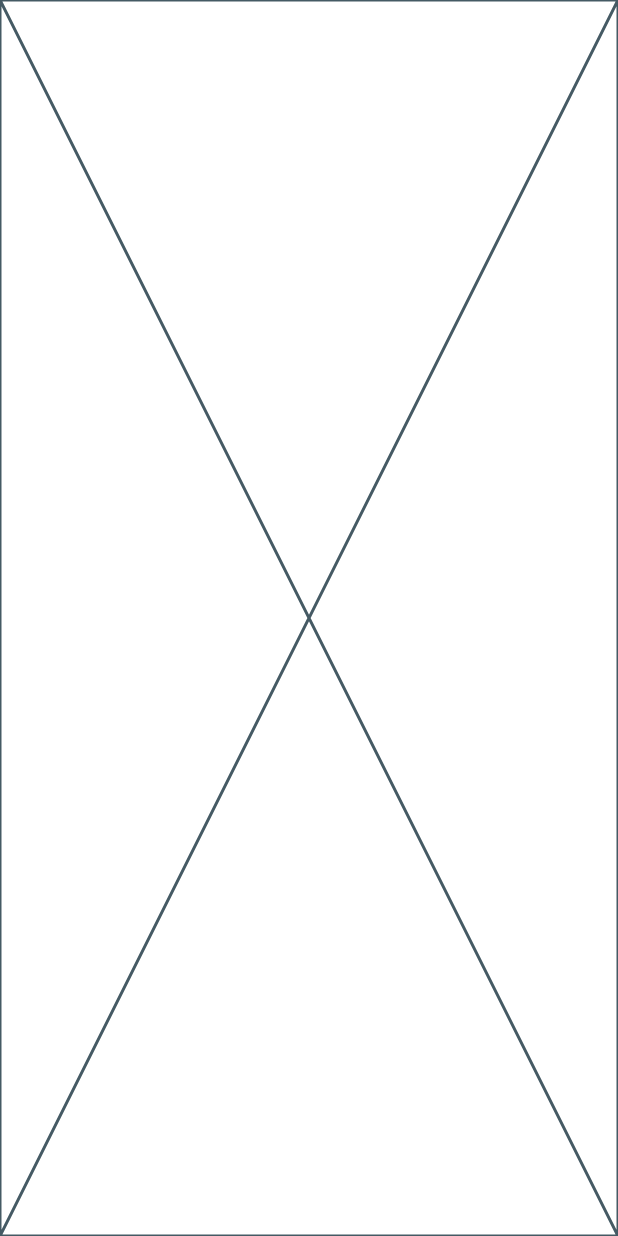
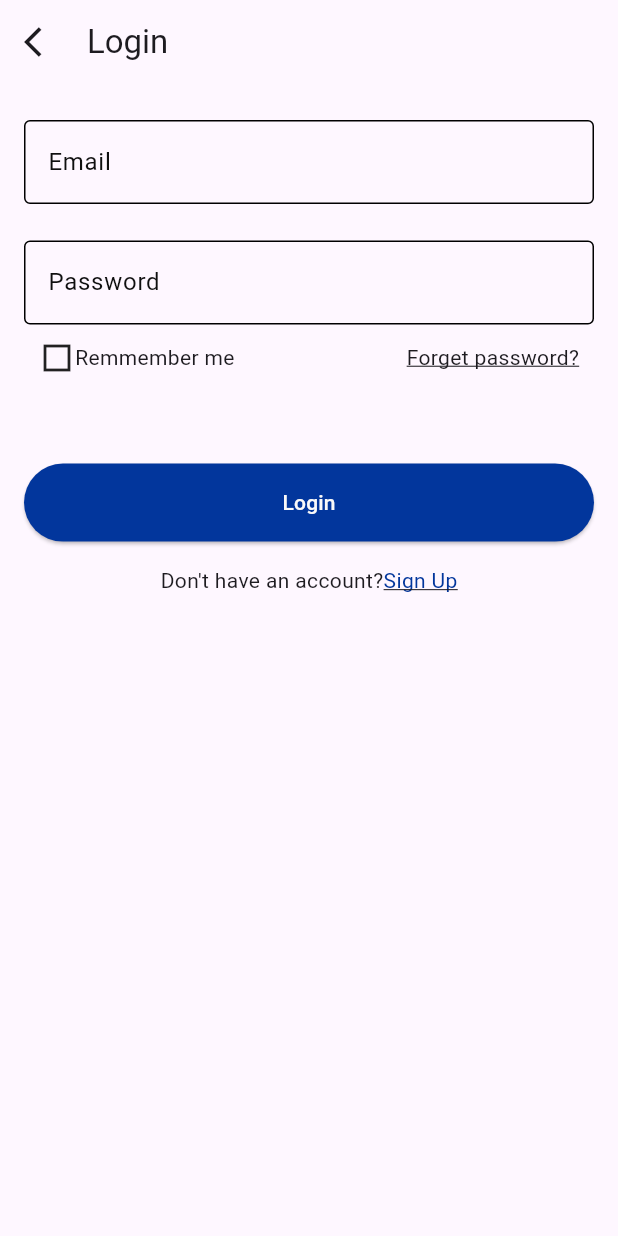
Before and after one commit to Ammar720/exam, a Flutter app: the screen it shows after launch, on a phone screen of 412 x 824 dp. Run offline on Flutter 3.47's test engine with Material 3 defaults, Android fonts, the phone set to English and light mode, and no system bars; our stand-ins replace flutter_screenutil.

Commit message:
implement login screen ui

```diff
--- a/lib/features/auth/presentation/screens/login.dart
+++ b/lib/features/auth/presentation/screens/login.dart
@@ -1,11 +1,107 @@
+import 'package:exam/core/resources/app_theme.dart';
 import 'package:flutter/material.dart';
+import 'package:flutter_screenutil/flutter_screenutil.dart';
 
-class Login extends StatelessWidget {
+class Login extends StatefulWidget {
   static const String routeName = '/login';
   const Login({super.key});
 
   @override
+  State<Login> createState() => _LoginState();
+}
+
+class _LoginState extends State<Login> {
+  @override
   Widget build(BuildContext context) {
-    return const Placeholder();
+    return SafeArea(
+      child: Scaffold(
+        appBar: AppBar(
+          title: Text("Login"),
+          centerTitle: false,
+          leading: Icon(Icons.arrow_back_ios),
+          titleSpacing: 2,
+        ),
+        body: Padding(
+          padding: const EdgeInsets.only(top: 24, left: 16, right: 16),
+          child: Column(
+            children: [
+              TextFormField(
+                decoration: InputDecoration(
+                    labelText: "Email",
+                    labelStyle: TextStyle(color: AppTheme.black),
+                    focusedBorder: OutlineInputBorder(),
+                    border: OutlineInputBorder(),
+                    enabledBorder: OutlineInputBorder(),
+                    errorBorder: OutlineInputBorder(
+                        borderSide: BorderSide(color: Colors.red)),
+                    hintText: "Enter your email"),
+              ),
+              SizedBox(
+                height: 24.sp,
+              ),
+              TextFormField(
+                decoration: InputDecoration(
+                    labelText: "Password",
+                    labelStyle: TextStyle(color: AppTheme.black),
+                    focusedBorder: OutlineInputBorder(),
+                    border: OutlineInputBorder(),
+                    enabledBorder: OutlineInputBorder(),
+                    errorBorder: OutlineInputBorder(
+                        borderSide: BorderSide(color: Colors.red)),
+                    hintText: "Enter your Password"),
+              ),
+              Padding(
+                padding: const EdgeInsets.all(10.0),
+                child: Row(
+                  children: [
+                    InkWell(onTap: () {}, child: Icon(Icons.square_outlined)),
+                    Text("Remmember me"),
+                    Spacer(),
+                    InkWell(
+                      onTap: () {},
+                      child: Text(
+                        "Forget password?",
+                        style: TextStyle(decoration: TextDecoration.underline),
+                      ),
+                    ),
+                  ],
+                ),
+              ),
+              SizedBox(
+                height: 48.sp,
+              ),
+              Row(
+                children: [
+                  Expanded(
+                    child: Container(
+                        child: ElevatedButton(
+                            style: ElevatedButton.styleFrom(
+                                padding: EdgeInsets.all(16),
+                                backgroundColor: AppTheme.blue,
+                                foregroundColor: AppTheme.white),
+                            onPressed: () {},
+                            child: Text("Login"))),
+                  ),
+                ],
+              ),
+              SizedBox(
+                height: 16.sp,
+              ),
+              Row(mainAxisAlignment: MainAxisAlignment.center, children: [
+                Text("Don't have an account?"),
+                InkWell(
+                    onTap: () {},
+                    child: Text(
+                      "Sign Up",
+                      style: TextStyle(
+                          color: AppTheme.blue,
+                          decoration: TextDecoration.underline),
+                    ))
+              ])
+            ],
+          ),
+        ),
+      ),
+    );
   }
 }
--- a/pubspec.yaml
+++ b/pubspec.yaml
@@ -19,7 +19,7 @@ publish_to: 'none' # Remove this line if you wish to publish to pub.dev
 version: 1.0.0+1
 
 environment:
-  sdk: ^3.5.4
+  sdk: '>=3.4.3 <4.0.0'
 
 # Dependencies specify other packages that your package needs in order to work.
 # To automatically upgrade your package dependencies to the latest versions
```
Also changed, not shown: pubspec.lock, 1 other file.
